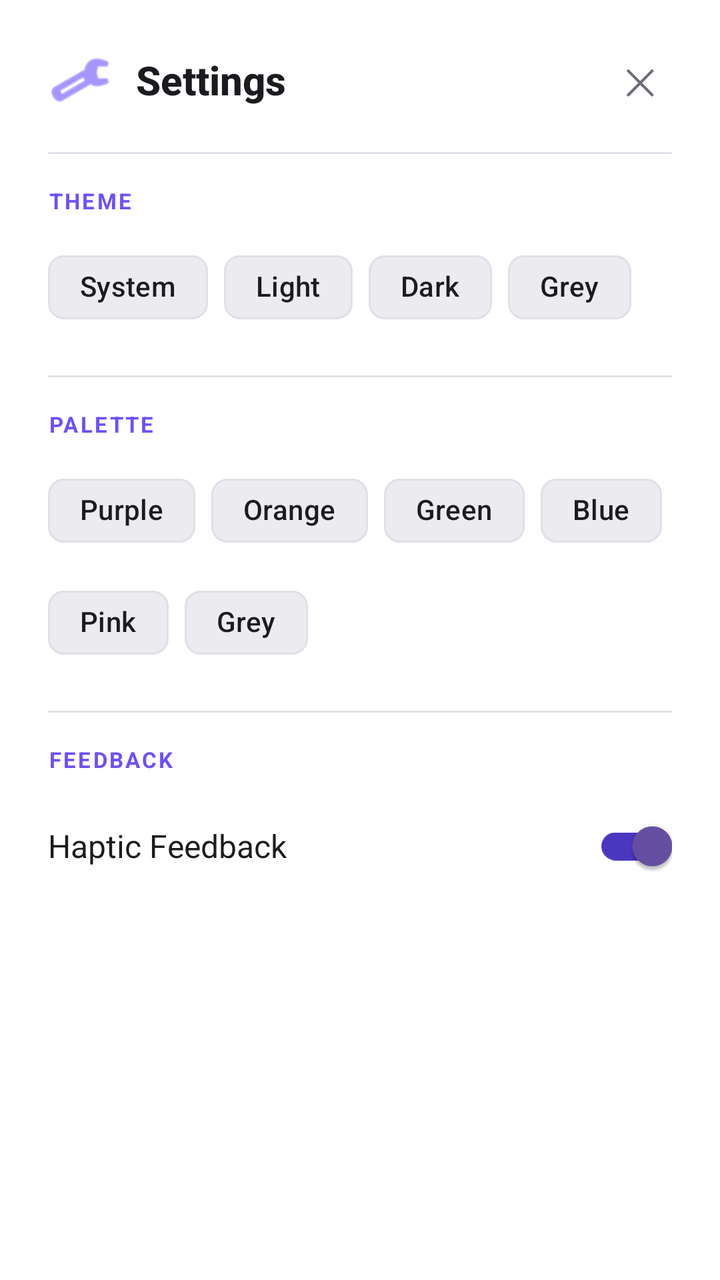
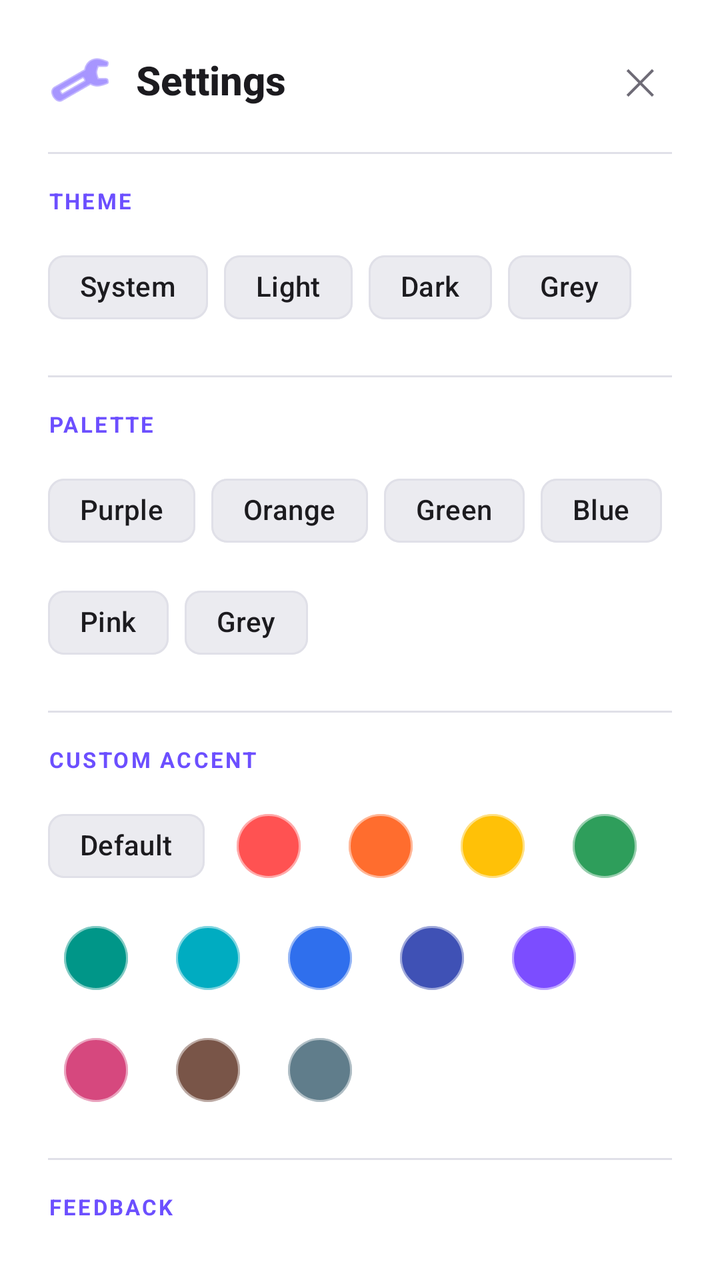

Screens rendered from an Android XML layout before and after an edit, with the pre-edit source and the edit as a unified diff.
<!-- AndroidManifest.xml: application theme Theme.CalculatorApp -->
<!-- res/layout/dialog_settings.xml -->
<?xml version="1.0" encoding="utf-8"?>
<LinearLayout xmlns:android="http://schemas.android.com/apk/res/android"
    xmlns:app="http://schemas.android.com/apk/res-auto"
    android:layout_width="match_parent"
    android:layout_height="wrap_content"
    android:orientation="vertical"
    android:background="?attr/calcCardBackground"
    android:padding="24dp">

    
    <LinearLayout
        android:layout_width="match_parent"
        android:layout_height="wrap_content"
        android:orientation="horizontal"
        android:gravity="center_vertical"
        android:layout_marginBottom="20dp">

        <ImageView
            android:layout_width="32dp"
            android:layout_height="32dp"
            android:src="@android:drawable/ic_menu_preferences"
            app:tint="?attr/calcAccent"
            android:contentDescription="@null" />

        <TextView
            android:layout_width="0dp"
            android:layout_height="wrap_content"
            android:layout_weight="1"
            android:layout_marginStart="12dp"
            android:text="@string/menu_settings"
            android:textColor="?attr/calcTextPrimary"
            android:textSize="20sp"
            android:textStyle="bold"
            android:fontFamily="sans-serif-medium" />

        <TextView
            android:id="@+id/btn_settings_close"
            android:layout_width="32dp"
            android:layout_height="32dp"
            android:gravity="center"
            android:text="✕"
            android:textColor="?attr/calcTextSecondary"
            android:textSize="18sp"
            android:background="?attr/selectableItemBackgroundBorderless"
            android:clickable="true"
            android:focusable="true" />
    </LinearLayout>

    
    <View
        android:layout_width="match_parent"
        android:layout_height="1dp"
        android:background="?attr/calcDivider"
        android:layout_marginBottom="16dp" />

    
    <TextView
        android:layout_width="wrap_content"
        android:layout_height="wrap_content"
        android:text="@string/settings_theme"
        android:textColor="?attr/calcAccent"
        android:textSize="11sp"
        android:textStyle="bold"
        android:letterSpacing="0.1"
        android:layout_marginBottom="12dp" />

    <com.google.android.material.chip.ChipGroup
        android:id="@+id/chip_group_theme"
        android:layout_width="match_parent"
        android:layout_height="wrap_content"
        app:singleSelection="true"
        android:layout_marginBottom="20dp"
        app:chipSpacing="8dp"
        app:selectionRequired="true">

        <com.google.android.material.chip.Chip
            android:id="@+id/chip_theme_system"
            style="@style/Widget.Material3.Chip.Filter"
            android:layout_width="wrap_content"
            android:layout_height="wrap_content"
            android:text="@string/theme_system"
            android:textColor="?attr/calcTextPrimary"
            app:chipBackgroundColor="?attr/calcButtonBackground"
            app:chipStrokeColor="?attr/calcDivider" />

        <com.google.android.material.chip.Chip
            android:id="@+id/chip_theme_light"
            style="@style/Widget.Material3.Chip.Filter"
            android:layout_width="wrap_content"
            android:layout_height="wrap_content"
            android:text="@string/theme_light"
            android:textColor="?attr/calcTextPrimary"
            app:chipBackgroundColor="?attr/calcButtonBackground"
            app:chipStrokeColor="?attr/calcDivider" />

        <com.google.android.material.chip.Chip
            android:id="@+id/chip_theme_dark"
            style="@style/Widget.Material3.Chip.Filter"
            android:layout_width="wrap_content"
            android:layout_height="wrap_content"
            android:text="@string/theme_dark"
            android:textColor="?attr/calcTextPrimary"
            app:chipBackgroundColor="?attr/calcButtonBackground"
            app:chipStrokeColor="?attr/calcDivider" />

        <com.google.android.material.chip.Chip
            android:id="@+id/chip_theme_grey"
            style="@style/Widget.Material3.Chip.Filter"
            android:layout_width="wrap_content"
            android:layout_height="wrap_content"
            android:text="@string/theme_grey"
            android:textColor="?attr/calcTextPrimary"
            app:chipBackgroundColor="?attr/calcButtonBackground"
            app:chipStrokeColor="?attr/calcDivider" />

    </com.google.android.material.chip.ChipGroup>

    
    <View
        android:layout_width="match_parent"
        android:layout_height="1dp"
        android:background="?attr/calcDivider"
        android:layout_marginBottom="16dp" />

    
    <TextView
        android:layout_width="wrap_content"
        android:layout_height="wrap_content"
        android:text="@string/settings_palette"
        android:textColor="?attr/calcAccent"
        android:textSize="11sp"
        android:textStyle="bold"
        android:letterSpacing="0.1"
        android:layout_marginBottom="12dp" />

    <com.google.android.material.chip.ChipGroup
        android:id="@+id/chip_group_palette"
        android:layout_width="match_parent"
        android:layout_height="wrap_content"
        app:singleSelection="true"
        android:layout_marginBottom="20dp"
        app:chipSpacing="8dp"
        app:selectionRequired="true">

        <com.google.android.material.chip.Chip
            android:id="@+id/chip_palette_purple"
            style="@style/Widget.Material3.Chip.Filter"
            android:layout_width="wrap_content"
            android:layout_height="wrap_content"
            android:text="@string/palette_purple"
            android:textColor="?attr/calcTextPrimary"
            app:chipBackgroundColor="?attr/calcButtonBackground"
            app:chipStrokeColor="?attr/calcDivider" />

        <com.google.android.material.chip.Chip
            android:id="@+id/chip_palette_orange"
            style="@style/Widget.Material3.Chip.Filter"
            android:layout_width="wrap_content"
            android:layout_height="wrap_content"
            android:text="@string/palette_orange"
            android:textColor="?attr/calcTextPrimary"
            app:chipBackgroundColor="?attr/calcButtonBackground"
            app:chipStrokeColor="?attr/calcDivider" />

        <com.google.android.material.chip.Chip
            android:id="@+id/chip_palette_green"
            style="@style/Widget.Material3.Chip.Filter"
            android:layout_width="wrap_content"
            android:layout_height="wrap_content"
            android:text="@string/palette_green"
            android:textColor="?attr/calcTextPrimary"
            app:chipBackgroundColor="?attr/calcButtonBackground"
            app:chipStrokeColor="?attr/calcDivider" />

        <com.google.android.material.chip.Chip
            android:id="@+id/chip_palette_blue"
            style="@style/Widget.Material3.Chip.Filter"
            android:layout_width="wrap_content"
            android:layout_height="wrap_content"
            android:text="@string/palette_blue"
            android:textColor="?attr/calcTextPrimary"
            app:chipBackgroundColor="?attr/calcButtonBackground"
            app:chipStrokeColor="?attr/calcDivider" />

        <com.google.android.material.chip.Chip
            android:id="@+id/chip_palette_pink"
            style="@style/Widget.Material3.Chip.Filter"
            android:layout_width="wrap_content"
            android:layout_height="wrap_content"
            android:text="@string/palette_pink"
            android:textColor="?attr/calcTextPrimary"
            app:chipBackgroundColor="?attr/calcButtonBackground"
            app:chipStrokeColor="?attr/calcDivider" />

        <com.google.android.material.chip.Chip
            android:id="@+id/chip_palette_grey"
            style="@style/Widget.Material3.Chip.Filter"
            android:layout_width="wrap_content"
            android:layout_height="wrap_content"
            android:text="@string/palette_grey"
            android:textColor="?attr/calcTextPrimary"
            app:chipBackgroundColor="?attr/calcButtonBackground"
            app:chipStrokeColor="?attr/calcDivider" />

    </com.google.android.material.chip.ChipGroup>

    
    <View
        android:layout_width="match_parent"
        android:layout_height="1dp"
        android:background="?attr/calcDivider"
        android:layout_marginBottom="16dp" />

    
    <TextView
        android:layout_width="wrap_content"
        android:layout_height="wrap_content"
        android:text="@string/settings_feedback"
        android:textColor="?attr/calcAccent"
        android:textSize="11sp"
        android:textStyle="bold"
        android:letterSpacing="0.1"
        android:layout_marginBottom="8dp" />

    <LinearLayout
        android:layout_width="match_parent"
        android:layout_height="wrap_content"
        android:gravity="center_vertical"
        android:orientation="horizontal"
        android:paddingVertical="4dp">

        <TextView
            android:layout_width="0dp"
            android:layout_height="wrap_content"
            android:layout_weight="1"
            android:text="@string/settings_haptic"
            android:textColor="?attr/calcTextPrimary"
            android:textSize="16sp" />

        <com.google.android.material.switchmaterial.SwitchMaterial
            android:id="@+id/switch_haptic"
            android:layout_width="wrap_content"
            android:layout_height="wrap_content"
            android:checked="true" />

    </LinearLayout>

</LinearLayout>
<!-- resources referenced by this layout -->
<resources>
  <string name="menu_settings">Settings</string>
  <string name="palette_blue">Blue</string>
  <string name="palette_green">Green</string>
  <string name="palette_grey">Grey</string>
  <string name="palette_orange">Orange</string>
  <string name="palette_pink">Pink</string>
  <string name="palette_purple">Purple</string>
  <string name="settings_feedback">FEEDBACK</string>
  <string name="settings_haptic">Haptic Feedback</string>
  <string name="settings_palette">PALETTE</string>
  <string name="settings_theme">THEME</string>
  <string name="theme_dark">Dark</string>
  <string name="theme_grey">Grey</string>
  <string name="theme_light">Light</string>
  <string name="theme_system">System</string>
  <style name="Theme.CalculatorApp" parent="Theme.Material3.DayNight.NoActionBar">
          
          <item name="calcBackground">@color/bg_primary</item>
          <item name="calcBackgroundSecondary">@color/bg_secondary</item>
          <item name="calcCardBackground">@color/bg_card</item>
          <item name="calcKeyboardBackground">@color/bg_keyboard</item>
          <item name="calcButtonBackground">@color/bg_button</item>
          <item name="calcButtonPressed">@color/bg_button_pressed</item>
          <item name="calcTextPrimary">@color/text_primary</item>
          <item name="calcTextSecondary">@color/text_secondary</item>
          <item name="calcTextDisabled">@color/text_disabled</item>
          <item name="calcAccent">@color/accent_purple</item>
          <item name="calcAccentDark">@color/accent_purple_dark</item>
          <item name="calcAccentPressed">@color/accent_purple_pressed</item>
          <item name="calcDivider">@color/divider_subtle</item>
          <item name="calcDanger">@color/danger</item>
          <item name="calcDangerBackground">@color/danger_bg</item>
  
          
          <item name="android:colorBackground">@color/bg_primary</item>
          <item name="colorOnBackground">@color/text_primary</item>
          <item name="colorSurface">@color/bg_keyboard</item>
          <item name="colorOnSurface">@color/text_primary</item>
          <item name="colorSurfaceVariant">@color/bg_card</item>
          <item name="colorOnSurfaceVariant">@color/text_secondary</item>
          <item name="colorPrimaryContainer">@color/accent_purple_dark</item>
          <item name="colorOnPrimaryContainer">@color/accent_purple</item>
          <item name="colorSecondaryContainer">@color/bg_button</item>
          <item name="colorOnSecondaryContainer">@color/text_secondary</item>
          <item name="colorTertiary">@color/accent_purple</item>
          <item name="colorOnTertiary">@color/text_primary</item>
          <item name="android:statusBarColor">@color/bg_primary</item>
          <item name="android:navigationBarColor">@color/bg_primary</item>
      </style>
  <color name="bg_primary">#FFF8F8FF</color>
  <color name="bg_secondary">#FFF0F0F5</color>
  <color name="bg_card">#FFFFFFFF</color>
  <color name="bg_keyboard">#FFF5F5FA</color>
  <color name="bg_button">#FFEBEBF0</color>
  <color name="bg_button_pressed">#FFE0E0E8</color>
  <color name="text_primary">#FF1C1B1F</color>
  <color name="text_secondary">#FF6E6B76</color>
  <color name="text_disabled">#FF9E9BA6</color>
  <color name="accent_purple">#FF6C4FFF</color>
  <color name="accent_purple_dark">#FF4A37BF</color>
  <color name="accent_purple_pressed">#FF5B3EE8</color>
  <color name="divider_subtle">#FFE0E0E8</color>
  <color name="danger">#FFD32F2F</color>
  <color name="danger_bg">#FFFDECEA</color>
</resources>

<!-- the commit's change to res/layout/dialog_settings.xml (unified diff, before → after) -->
@@ -16,6 +16,7 @@
         android:layout_marginBottom="20dp">
 
         <ImageView
+            android:id="@+id/img_settings_icon"
             android:layout_width="32dp"
             android:layout_height="32dp"
             android:src="@android:drawable/ic_menu_preferences"
@@ -55,6 +56,7 @@
 
     
     <TextView
+        android:id="@+id/tv_label_theme"
         android:layout_width="wrap_content"
         android:layout_height="wrap_content"
         android:text="@string/settings_theme"
@@ -124,6 +126,7 @@
 
     
     <TextView
+        android:id="@+id/tv_label_palette"
         android:layout_width="wrap_content"
         android:layout_height="wrap_content"
         android:text="@string/settings_palette"
@@ -213,6 +216,215 @@
 
     
     <TextView
+        android:id="@+id/tv_label_accent"
+        android:layout_width="wrap_content"
+        android:layout_height="wrap_content"
+        android:text="@string/settings_accent"
+        android:textColor="?attr/calcAccent"
+        android:textSize="11sp"
+        android:textStyle="bold"
+        android:letterSpacing="0.1"
+        android:layout_marginBottom="12dp" />
+
+    <com.google.android.material.chip.ChipGroup
+        android:id="@+id/chip_group_accent"
+        android:layout_width="match_parent"
+        android:layout_height="wrap_content"
+        app:singleSelection="true"
+        android:layout_marginBottom="20dp"
+        app:chipSpacing="8dp"
+        app:selectionRequired="true">
+
+        <com.google.android.material.chip.Chip
+            android:id="@+id/chip_accent_default"
+            style="@style/Widget.Material3.Chip.Filter"
+            android:layout_width="wrap_content"
+            android:layout_height="wrap_content"
+            android:text="@string/accent_default"
+            android:textColor="?attr/calcTextPrimary"
+            app:chipBackgroundColor="?attr/calcButtonBackground"
+            app:chipStrokeColor="?attr/calcDivider" />
+
+        <com.google.android.material.chip.Chip
+            android:id="@+id/swatch_red"
+            style="@style/Widget.Material3.Chip.Filter"
+            android:layout_width="wrap_content"
+            android:layout_height="wrap_content"
+            android:minWidth="36dp"
+            android:minHeight="36dp"
+            android:text=""
+            android:contentDescription="@string/accent_swatch"
+            app:chipBackgroundColor="#FF5252"
+            app:chipCornerRadius="18dp"
+            app:chipStrokeColor="#80FFFFFF"
+            app:chipStrokeWidth="1dp" />
+
+        <com.google.android.material.chip.Chip
+            android:id="@+id/swatch_orange"
+            style="@style/Widget.Material3.Chip.Filter"
+            android:layout_width="wrap_content"
+            android:layout_height="wrap_content"
+            android:minWidth="36dp"
+            android:minHeight="36dp"
+            android:text=""
+            android:contentDescription="@string/accent_swatch"
+            app:chipBackgroundColor="#FF6D2E"
+            app:chipCornerRadius="18dp"
+            app:chipStrokeColor="#80FFFFFF"
+            app:chipStrokeWidth="1dp" />
+
+        <com.google.android.material.chip.Chip
+            android:id="@+id/swatch_amber"
+            style="@style/Widget.Material3.Chip.Filter"
+            android:layout_width="wrap_content"
+            android:layout_height="wrap_content"
+            android:minWidth="36dp"
+            android:minHeight="36dp"
+            android:text=""
+            android:contentDescription="@string/accent_swatch"
+            app:chipBackgroundColor="#FFC107"
+            app:chipCornerRadius="18dp"
+            app:chipStrokeColor="#80FFFFFF"
+            app:chipStrokeWidth="1dp" />
+
+        <com.google.android.material.chip.Chip
+            android:id="@+id/swatch_green"
+            style="@style/Widget.Material3.Chip.Filter"
+            android:layout_width="wrap_content"
+            android:layout_height="wrap_content"
+            android:minWidth="36dp"
+            android:minHeight="36dp"
+            android:text=""
+            android:contentDescription="@string/accent_swatch"
+            app:chipBackgroundColor="#2E9E5B"
+            app:chipCornerRadius="18dp"
+            app:chipStrokeColor="#80FFFFFF"
+            app:chipStrokeWidth="1dp" />
+
+        <com.google.android.material.chip.Chip
+            android:id="@+id/swatch_teal"
+            style="@style/Widget.Material3.Chip.Filter"
+            android:layout_width="wrap_content"
+            android:layout_height="wrap_content"
+            android:minWidth="36dp"
+            android:minHeight="36dp"
+            android:text=""
+            android:contentDescription="@string/accent_swatch"
+            app:chipBackgroundColor="#009688"
+            app:chipCornerRadius="18dp"
+            app:chipStrokeColor="#80FFFFFF"
+            app:chipStrokeWidth="1dp" />
+
+        <com.google.android.material.chip.Chip
+            android:id="@+id/swatch_cyan"
+            style="@style/Widget.Material3.Chip.Filter"
+            android:layout_width="wrap_content"
+            android:layout_height="wrap_content"
+            android:minWidth="36dp"
+            android:minHeight="36dp"
+            android:text=""
+            android:contentDescription="@string/accent_swatch"
+            app:chipBackgroundColor="#00ACC1"
+            app:chipCornerRadius="18dp"
+            app:chipStrokeColor="#80FFFFFF"
+            app:chipStrokeWidth="1dp" />
+
+        <com.google.android.material.chip.Chip
+            android:id="@+id/swatch_blue"
+            style="@style/Widget.Material3.Chip.Filter"
+            android:layout_width="wrap_content"
+            android:layout_height="wrap_content"
+            android:minWidth="36dp"
+            android:minHeight="36dp"
+            android:text=""
+            android:contentDescription="@string/accent_swatch"
+            app:chipBackgroundColor="#2F6FED"
+            app:chipCornerRadius="18dp"
+            app:chipStrokeColor="#80FFFFFF"
+            app:chipStrokeWidth="1dp" />
+
+        <com.google.android.material.chip.Chip
+            android:id="@+id/swatch_indigo"
+            style="@style/Widget.Material3.Chip.Filter"
+            android:layout_width="wrap_content"
+            android:layout_height="wrap_content"
+            android:minWidth="36dp"
+            android:minHeight="36dp"
+            android:text=""
+            android:contentDescription="@string/accent_swatch"
+            app:chipBackgroundColor="#3F51B5"
+            app:chipCornerRadius="18dp"
+            app:chipStrokeColor="#80FFFFFF"
+            app:chipStrokeWidth="1dp" />
+
+        <com.google.android.material.chip.Chip
+            android:id="@+id/swatch_purple"
+            style="@style/Widget.Material3.Chip.Filter"
+            android:layout_width="wrap_content"
+            android:layout_height="wrap_content"
+            android:minWidth="36dp"
+            android:minHeight="36dp"
+            android:text=""
+            android:contentDescription="@string/accent_swatch"
+            app:chipBackgroundColor="#7C4DFF"
+            app:chipCornerRadius="18dp"
+            app:chipStrokeColor="#80FFFFFF"
+            app:chipStrokeWidth="1dp" />
+
+        <com.google.android.material.chip.Chip
+            android:id="@+id/swatch_pink"
+            style="@style/Widget.Material3.Chip.Filter"
+            android:layout_width="wrap_content"
+            android:layout_height="wrap_content"
+            android:minWidth="36dp"
+            android:minHeight="36dp"
+            android:text=""
+            android:contentDescription="@string/accent_swatch"
+            app:chipBackgroundColor="#D6487E"
+            app:chipCornerRadius="18dp"
+            app:chipStrokeColor="#80FFFFFF"
+            app:chipStrokeWidth="1dp" />
+
+        <com.google.android.material.chip.Chip
+            android:id="@+id/swatch_brown"
+            style="@style/Widget.Material3.Chip.Filter"
+            android:layout_width="wrap_content"
+            android:layout_height="wrap_content"
+            android:minWidth="36dp"
+            android:minHeight="36dp"
+            android:text=""
+            android:contentDescription="@string/accent_swatch"
+            app:chipBackgroundColor="#795548"
+            app:chipCornerRadius="18dp"
+            app:chipStrokeColor="#80FFFFFF"
+            app:chipStrokeWidth="1dp" />
+
+        <com.google.android.material.chip.Chip
+            android:id="@+id/swatch_slate"
+            style="@style/Widget.Material3.Chip.Filter"
+            android:layout_width="wrap_content"
+            android:layout_height="wrap_content"
+            android:minWidth="36dp"
+            android:minHeight="36dp"
+            android:text=""
+            android:contentDescription="@string/accent_swatch"
+            app:chipBackgroundColor="#607D8B"
+            app:chipCornerRadius="18dp"
+            app:chipStrokeColor="#80FFFFFF"
+            app:chipStrokeWidth="1dp" />
+
+    </com.google.android.material.chip.ChipGroup>
+
+    
+    <View
+        android:layout_width="match_parent"
+        android:layout_height="1dp"
+        android:background="?attr/calcDivider"
+        android:layout_marginBottom="16dp" />
+
+    
+    <TextView
+        android:id="@+id/tv_label_feedback"
         android:layout_width="wrap_content"
         android:layout_height="wrap_content"
         android:text="@string/settings_feedback"
<!-- resource entries referenced after the edit -->
@@ -1,5 +1,7 @@
 <!-- resources referenced by this layout -->
 <resources>
+  <string name="accent_default">Default</string>
+  <string name="accent_swatch">Accent color</string>
   <string name="menu_settings">Settings</string>
   <string name="palette_blue">Blue</string>
   <string name="palette_green">Green</string>
@@ -7,6 +9,7 @@
   <string name="palette_orange">Orange</string>
   <string name="palette_pink">Pink</string>
   <string name="palette_purple">Purple</string>
+  <string name="settings_accent">CUSTOM ACCENT</string>
   <string name="settings_feedback">FEEDBACK</string>
   <string name="settings_haptic">Haptic Feedback</string>
   <string name="settings_palette">PALETTE</string>
